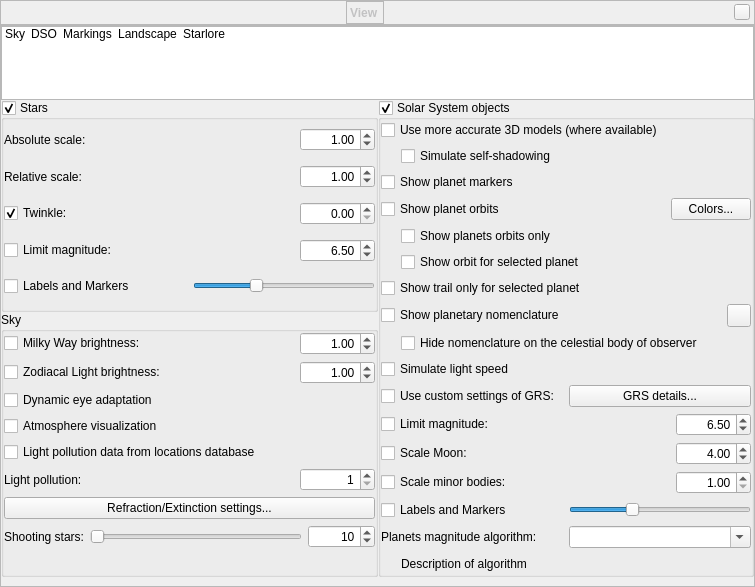
Old version of the form src/gui/viewDialog.ui in the repository Stellarium/stellarium.
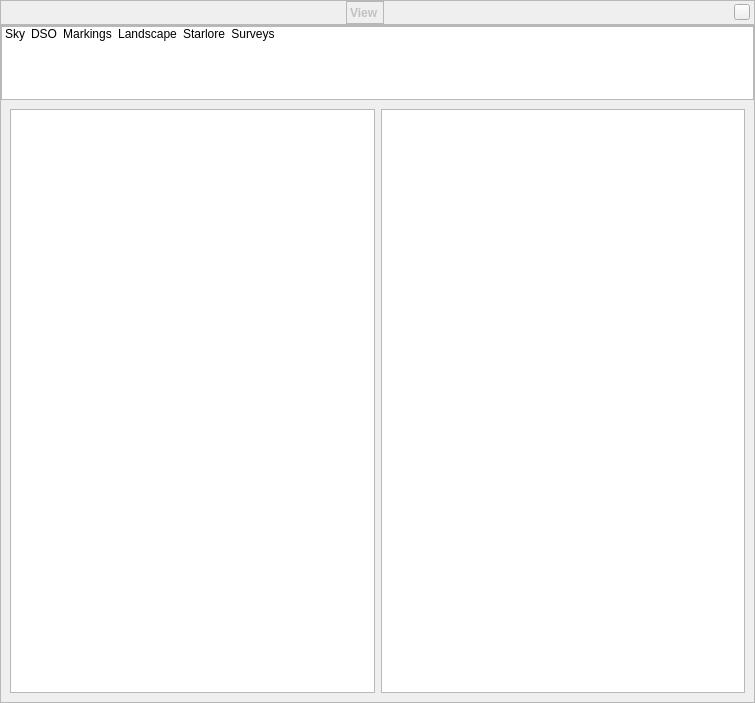
New version of the form. Icons and pictures are not drawn. Custom widgets are drawn as their Qt base class.

Commit message:
Start to work on proper HiPS survey gui
I changed the Hips manager to load all the properties of the surveys
listed.  We need to do that in order to show the proper informations in
the ui, I guess we will need to use our own surveys server otherwise
alasky might not handle the high traffic.

The edit to the form file:
```diff
--- a/src/gui/viewDialog.ui
+++ b/src/gui/viewDialog.ui
@@ -7,7 +7,7 @@
     <x>0</x>
     <y>0</y>
     <width>755</width>
-    <height>400</height>
+    <height>703</height>
    </rect>
   </property>
   <property name="font">
@@ -348,12 +348,22 @@
           </iconset>
          </property>
         </item>
+        <item>
+         <property name="text">
+          <string>Surveys</string>
+         </property>
+         <property name="icon">
+          <iconset>
+           <normalon>:/graphicGui/tabicon-surveys.png</normalon>
+          </iconset>
+         </property>
+        </item>
        </widget>
       </item>
       <item row="1" column="0">
        <widget class="QStackedWidget" name="stackedWidget">
         <property name="currentIndex">
-         <number>0</number>
+         <number>5</number>
         </property>
         <widget class="QWidget" name="page_sky">
          <layout class="QGridLayout" name="gridLayout">
@@ -3496,6 +3506,16 @@
           </item>
          </layout>
         </widget>
+        <widget class="QWidget" name="page_surveys">
+         <layout class="QGridLayout" name="gridLayout_21">
+          <item row="0" column="0">
+           <widget class="QListWidget" name="surveysListWidget"/>
+          </item>
+          <item row="0" column="1">
+           <widget class="QTextBrowser" name="surveysTextBrowser"/>
+          </item>
+         </layout>
+        </widget>
         <widget class="QWidget" name="page_5">
          <layout class="QVBoxLayout" name="verticalLayout_12">
           <property name="spacing">
```
Left out of the diff: 4 changed lines with no effect on the pictures. The commit also changes 6 other files.
